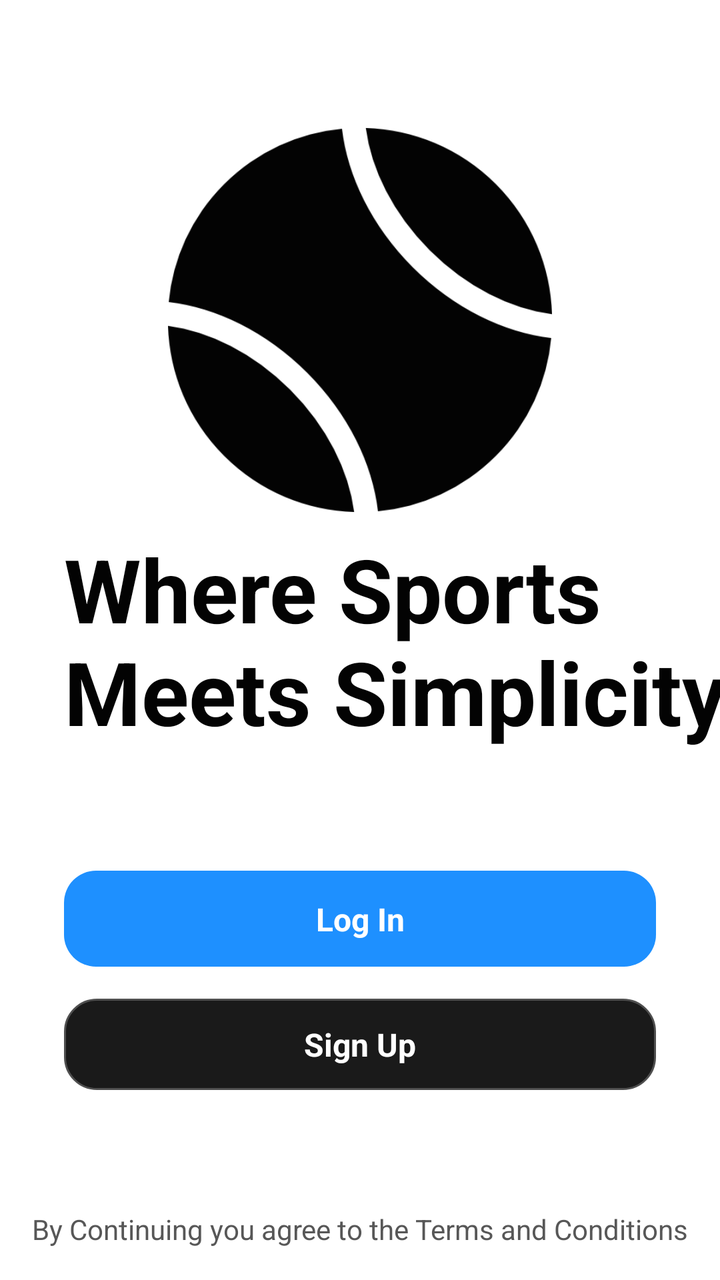
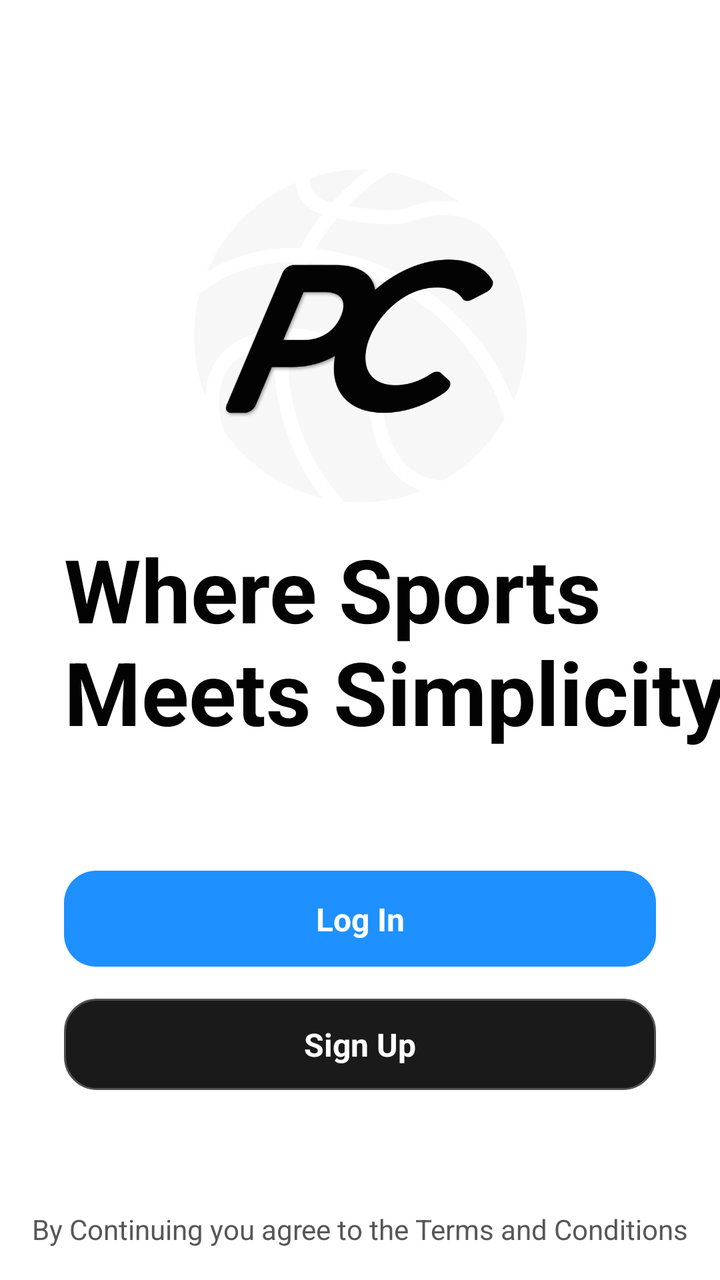

Screens rendered from an Android XML layout before and after an edit, with the pre-edit source and the edit as a unified diff.
<!-- AndroidManifest.xml: application theme Theme.TFG -->
<!-- res/layout/activity_main.xml -->
<?xml version="1.0" encoding="utf-8"?>
<androidx.constraintlayout.widget.ConstraintLayout xmlns:android="http://schemas.android.com/apk/res/android"
    xmlns:app="http://schemas.android.com/apk/res-auto"
    xmlns:tools="http://schemas.android.com/tools"
    android:id="@+id/main"
    android:layout_width="match_parent"
    android:layout_height="match_parent"
    android:background="?attr/colorPrimary"
    tools:context=".MainActivity">

    <ImageView
        android:id="@+id/sportIcon"
        android:layout_width="192dp"
        android:layout_height="192dp"
        android:layout_marginTop="64dp"
        android:tint="?attr/colorContrast"
        app:layout_constraintEnd_toEndOf="parent"
        app:layout_constraintStart_toStartOf="parent"
        app:layout_constraintTop_toTopOf="parent"
        app:srcCompat="@drawable/tennisicon" />

    <TextView
        android:id="@+id/esloganText"
        android:layout_width="wrap_content"
        android:layout_height="wrap_content"
        android:layout_marginStart="32dp"
        android:text="Where Sports \nMeets Simplicity"
        android:textColor="?attr/colorContrast"
        android:textSize="44sp"
        android:textStyle="bold"
        app:layout_constraintBottom_toBottomOf="parent"
        app:layout_constraintStart_toStartOf="parent"
        app:layout_constraintTop_toTopOf="parent" />

    <TextView
        android:id="@+id/termsTxt"
        android:layout_width="wrap_content"
        android:layout_height="wrap_content"
        android:layout_marginBottom="16dp"
        android:text="By Continuing you agree to the Terms and Conditions"
        android:textColor="?attr/colorTextSecondary"
        app:layout_constraintBottom_toBottomOf="parent"
        app:layout_constraintEnd_toEndOf="parent"
        app:layout_constraintStart_toStartOf="parent" />

    <androidx.constraintlayout.widget.ConstraintLayout
        android:id="@+id/constraintLayout3"
        android:layout_width="0dp"
        android:layout_height="wrap_content"
        android:layout_marginStart="32dp"
        android:layout_marginEnd="32dp"
        app:layout_constraintBottom_toTopOf="@+id/termsTxt"
        app:layout_constraintEnd_toEndOf="parent"
        app:layout_constraintStart_toStartOf="parent"
        app:layout_constraintTop_toBottomOf="@+id/esloganText">

        <LinearLayout
            android:id="@+id/loginBtn"
            android:layout_width="match_parent"
            android:layout_height="48dp"
            android:background="@drawable/rounded_button"
            android:orientation="horizontal"
            app:layout_constraintEnd_toEndOf="parent"
            app:layout_constraintHorizontal_bias="0.0"
            app:layout_constraintStart_toStartOf="parent"
            app:layout_constraintTop_toTopOf="parent">

        </LinearLayout>

        <TextView
            android:id="@+id/textView6"
            android:layout_width="match_parent"
            android:layout_height="wrap_content"
            android:gravity="center"
            android:text="Log In"
            android:textColor="@color/white"
            android:textSize="16sp"
            android:textStyle="bold"
            app:layout_constraintBottom_toBottomOf="@+id/loginBtn"
            app:layout_constraintEnd_toEndOf="parent"
            app:layout_constraintStart_toStartOf="parent"
            app:layout_constraintTop_toTopOf="parent" />

        <LinearLayout
            android:id="@+id/signUpBtn"
            android:layout_width="match_parent"
            android:layout_height="wrap_content"
            android:layout_marginTop="16dp"
            android:background="@drawable/rounded_button_black"
            android:gravity="center"
            android:orientation="horizontal"
            android:padding="12dp"
            app:layout_constraintEnd_toEndOf="parent"
            app:layout_constraintStart_toStartOf="parent"
            app:layout_constraintTop_toBottomOf="@+id/loginBtn">

            <TextView
                android:layout_width="wrap_content"
                android:layout_height="wrap_content"
                android:text="Sign Up"
                android:textColor="#FFFFFF"
                android:textSize="16sp"
                android:textStyle="bold" />
        </LinearLayout>
    </androidx.constraintlayout.widget.ConstraintLayout>

</androidx.constraintlayout.widget.ConstraintLayout>
<!-- resources referenced by this layout -->
<resources>
  <color name="white">#FFFFFFFF</color>
  <!-- drawable rounded_button (drawable) -->
  <shape xmlns:android="http://schemas.android.com/apk/res/android">
      <solid android:color="?attr/globalBlue"/>
      <corners android:radius="16dp"/>
      <padding
          android:left="16dp"
          android:right="16dp"
          android:top="10dp"
          android:bottom="10dp"/>
  </shape>
  <!-- drawable rounded_button_black (drawable) -->
  <shape xmlns:android="http://schemas.android.com/apk/res/android">
      <solid android:color="#1A1A1A"/>
      <corners android:radius="16dp"/>
      <stroke
          android:width="1dp"
          android:color="#4F4F4F" />
      <padding
          android:left="16dp"
          android:right="16dp"
          android:top="10dp"
          android:bottom="10dp"/>
  </shape>
  <!-- drawable tennisicon: png bitmap (drawable, 9006 bytes) -->
  <style name="Theme.TFG" parent="Base.Theme.TFG" />
  <style name="Base.Theme.TFG" parent="Theme.Material3.DayNight.NoActionBar">
          <item name="colorPrimary">@color/mainBackgroundWhite</item>
          <item name="colorContrast">@color/mainTextWhite</item>
          <item name="colorBackground2">@color/background2White</item>
          <item name="colorTextSecondary">@color/secondTextWhite</item>
          <item name="globalBlue">@color/globalBlue</item>
      </style>
  <color name="mainBackgroundWhite">#FFFFFF</color>
  <color name="mainTextWhite">#030303</color>
  <color name="background2White">#DEDEDE</color>
  <color name="secondTextWhite">#575757</color>
  <color name="globalBlue">#1E90FF</color>
</resources>

<!-- the commit's change to res/layout/activity_main.xml (unified diff, before → after) -->
@@ -10,14 +10,14 @@
 
     <ImageView
         android:id="@+id/sportIcon"
-        android:layout_width="192dp"
-        android:layout_height="192dp"
+        android:layout_width="208dp"
+        android:layout_height="208dp"
         android:layout_marginTop="64dp"
         android:tint="?attr/colorContrast"
         app:layout_constraintEnd_toEndOf="parent"
         app:layout_constraintStart_toStartOf="parent"
         app:layout_constraintTop_toTopOf="parent"
-        app:srcCompat="@drawable/tennisicon" />
+        app:srcCompat="@drawable/logonobackground" />
 
     <TextView
         android:id="@+id/esloganText"
<!-- resource entries referenced after the edit -->
@@ -1,6 +1,7 @@
 <!-- resources referenced by this layout -->
 <resources>
   <color name="white">#FFFFFFFF</color>
+  <!-- drawable logonobackground: png bitmap (drawable, 52642 bytes) -->
   <!-- drawable rounded_button (drawable) -->
   <shape xmlns:android="http://schemas.android.com/apk/res/android">
       <solid android:color="?attr/globalBlue"/>
@@ -24,7 +25,6 @@
           android:top="10dp"
           android:bottom="10dp"/>
   </shape>
-  <!-- drawable tennisicon: png bitmap (drawable, 9006 bytes) -->
   <style name="Theme.TFG" parent="Base.Theme.TFG" />
   <style name="Base.Theme.TFG" parent="Theme.Material3.DayNight.NoActionBar">
           <item name="colorPrimary">@color/mainBackgroundWhite</item>
